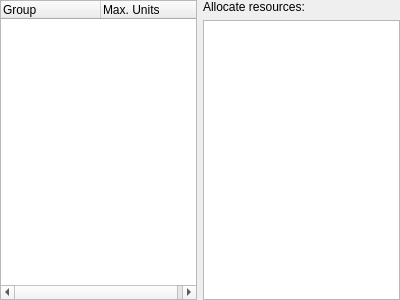
The window that kplato/libs/ui/kpttaskresourcespanelbase.ui (KDE/calligra) describes before a commit, drawn with Qt 5.
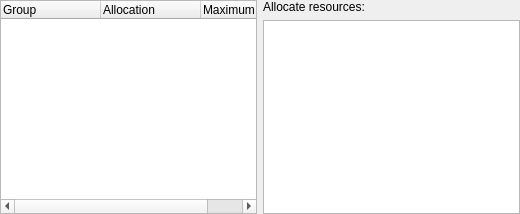
The same window after the commit.

Commit message:
Adding allocation to group by selecting number of resources you want to have allocated. The selection of which resources to allocate is done during scheduling dependent on which resource(s) is best suited. Any specific resource (or resources) in the group that is allocated will always be included in the scheduling.
CCBUG:188096

Diff of the .ui file:
```diff
--- a/kplato/libs/ui/kpttaskresourcespanelbase.ui
+++ b/kplato/libs/ui/kpttaskresourcespanelbase.ui
@@ -1,13 +1,13 @@
 <ui version="4.0" >
  <author>Dag Andersen &lt;danders@get2net.dk></author>
  <class>KPlato::TaskResourcesPanelBase</class>
- <widget class="QWidget" name="KPlato::TaskResourcesPanelBase" >
-  <property name="geometry" >
+ <widget class="QWidget" name="KPlato::TaskResourcesPanelBase">
+  <property name="geometry">
    <rect>
     <x>0</x>
     <y>0</y>
-    <width>400</width>
-    <height>300</height>
+    <width>520</width>
+    <height>214</height>
    </rect>
   </property>
   <layout class="QHBoxLayout" >
@@ -25,8 +25,13 @@
       </property>
      </column>
      <column>
-      <property name="text" >
-       <string>Max. Units</string>
+      <property name="text">
+       <string>Allocation</string>
+      </property>
+     </column>
+     <column>
+      <property name="text">
+       <string>Maximum</string>
       </property>
      </column>
     </widget>
@@ -56,7 +61,7 @@
    </item>
   </layout>
  </widget>
- <layoutdefault spacing="6" margin="11" />
-  <resources/>
+ <layoutdefault spacing="6" margin="11"/>
+ <resources/>
  <connections/>
 </ui>
```
Left out of the diff: 29 changed lines with no effect on the pictures. The commit also changes 15 other files.
